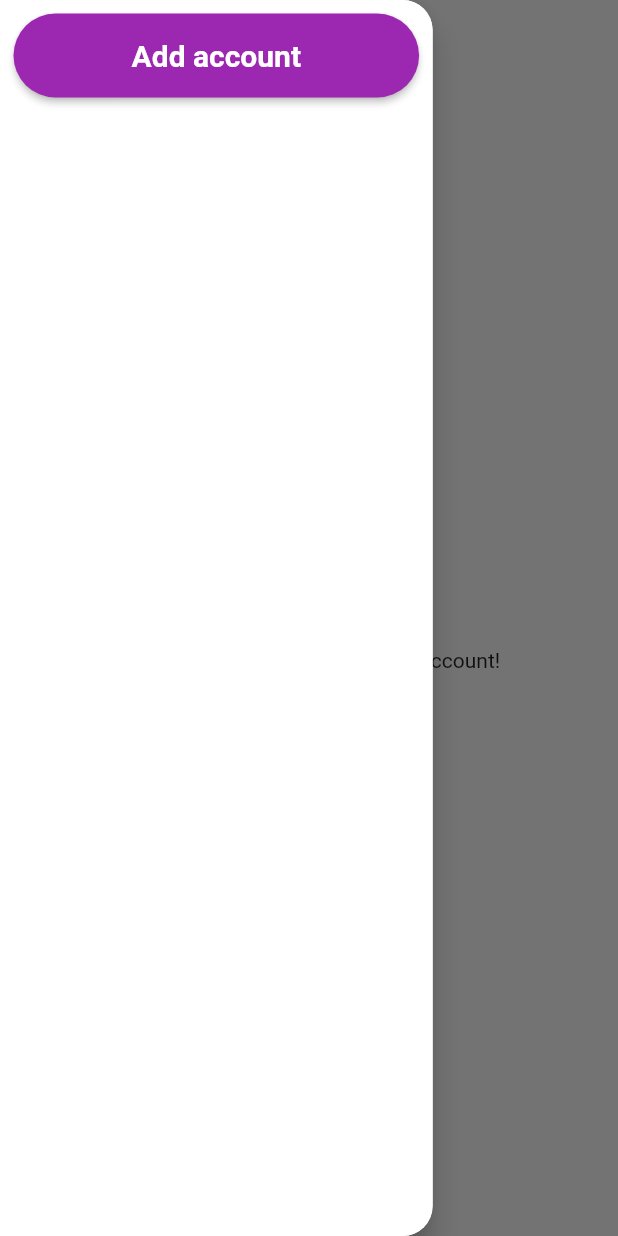
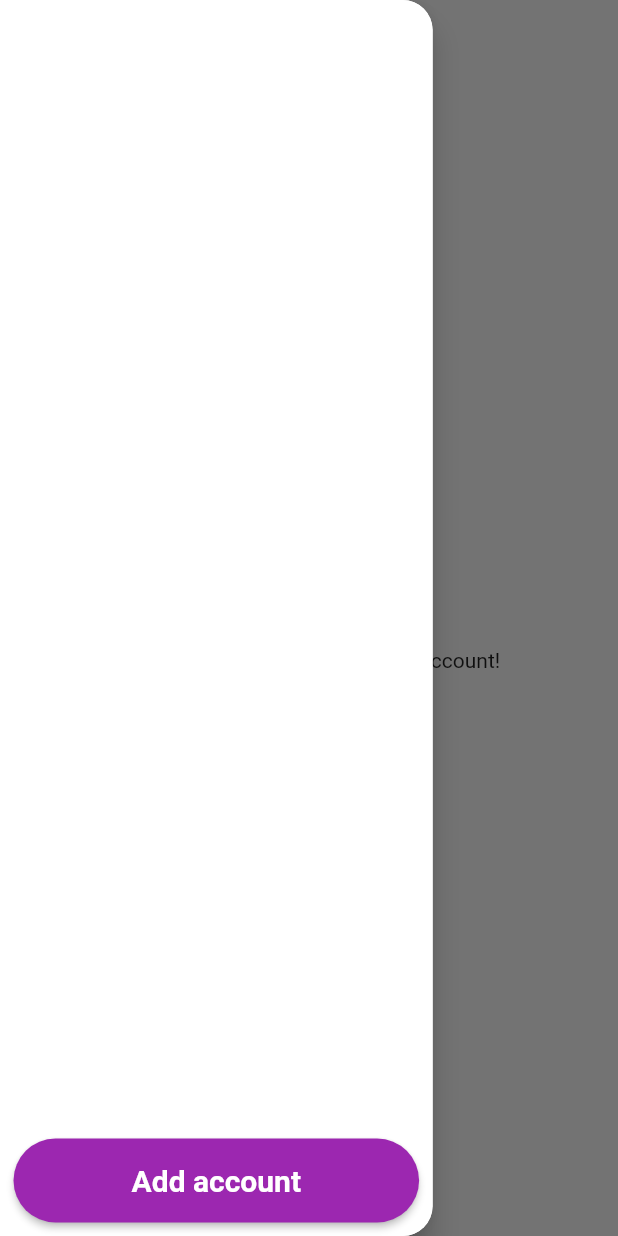
Before and after one commit to tauqeerkhattak/email_app, a Flutter app: the Home screen opened directly, after a tap on the "dehaze" icon, on a phone screen of 412 x 824 dp. Run offline on Flutter 3.47's test engine with Material 2 defaults, Android fonts, the light colour scheme and no system bars; our stand-ins replace cloud_firestore, equatable, firebase_auth, firebase_core, firebase_crashlytics, flutter_riverpod and 3 more; missing offline and left inert: flutter_inappwebview, universal_html; accounts and stored records are empty.

Commit message:
subject work - #1

```diff
--- a/lib/models/messages_model.dart
+++ b/lib/models/messages_model.dart
@@ -34,25 +34,25 @@ class MessageModel {
 class Messages {
   String? id;
   String? threadId;
-  String? subject;
+  String? snippet;
 
   Messages({
     this.id,
     this.threadId,
-    this.subject,
+    this.snippet,
   });
 
   Messages.fromJson(Map<String, dynamic> json) {
     id = json['id'];
     threadId = json['threadId'];
-    subject = json['subject'];
+    snippet = json['subject'];
   }
 
   Map<String, dynamic> toJson() {
     final Map<String, dynamic> data = <String, dynamic>{};
     data['id'] = id;
     data['threadId'] = threadId;
-    data['subject'] = subject;
+    data['snippet'] = snippet;
     return data;
   }
 }
--- a/lib/models/user_model.dart
+++ b/lib/models/user_model.dart
@@ -23,6 +23,14 @@ class UserModel extends Equatable {
     };
   }
 
+  factory UserModel.fromJson(Map<String, dynamic> data) {
+    return UserModel(
+      uid: data['uid'],
+      email: data['email'],
+      name: data['name'],
+    );
+  }
+
   @override
   List<String> get props => [uid, email, name];
 }
--- a/lib/services/api_service.dart
+++ b/lib/services/api_service.dart
@@ -78,22 +78,6 @@ class ApiService extends BaseService {
           );
           final json = jsonDecode(response.body);
           final message = MessageModel.fromJson(json);
-          for (int i = 0; i < (message.messages?.length ?? 0); i++) {
-            final id = message.messages?[i].id;
-            if (id != null) {
-              final mail = await loadMail(id, MailFormat.metadata, 'Subject');
-              final headers = mail.payload?.headers?.where((element) {
-                    return element.name == 'Subject';
-                  }) ??
-                  [];
-              if (headers.isNotEmpty) {
-                log('Subject: ${headers.first.value}');
-                message.messages?[i].subject = headers.first.value;
-              } else {
-                log('No subject!');
-              }
-            }
-          }
           return message;
         } else {
           log('No account found!');
--- a/lib/services/firestore_service.dart
+++ b/lib/services/firestore_service.dart
@@ -46,6 +46,13 @@ class FirebaseService extends BaseService {
     log('User: ${user.user?.email}');
   }
 
+  Future<UserModel?> getCurrentUser() async {
+    final uid = _auth.currentUser!.uid;
+    final doc = await _db.collection('users').doc(uid).get();
+    final data = doc.data();
+    return data != null ? UserModel.fromJson(data) : null;
+  }
+
   Future<void> saveAccount({required AccessToken token}) async {
     await safeFunction(() async {
       final doc = _db
--- a/lib/ui/common/app_drawer.dart
+++ b/lib/ui/common/app_drawer.dart
@@ -4,9 +4,13 @@ import 'package:flutter/material.dart';
 import 'package:flutter_riverpod/flutter_riverpod.dart';
 import 'package:universal_html/html.dart' as html;
 
+import '../../models/user_model.dart';
 import '../../resources/constants.dart';
+import '../../services/firestore_service.dart';
+import '../../services/service_locator.dart';
 import '../pages/home/home.dart';
 import '../pages/webview_page/webview_page.dart';
+import '../theme/app_theme.dart';
 import 'app_button.dart';
 
 class AppDrawer extends ConsumerWidget {
@@ -53,6 +57,7 @@ class AppDrawer extends ConsumerWidget {
   Widget build(BuildContext context, WidgetRef ref) {
     final size = MediaQuery.of(context).size;
     return SafeArea(
+      key: const PageStorageKey('Drawer'),
       child: PhysicalModel(
         color: Colors.white,
         elevation: 8.0,
@@ -74,6 +79,8 @@ class AppDrawer extends ConsumerWidget {
             padding: const EdgeInsets.all(9.0),
             child: Column(
               children: [
+                _buildName(),
+                const Spacer(),
                 _buildAddAccountButton(context, ref),
               ],
             ),
@@ -89,4 +96,33 @@ class AppDrawer extends ConsumerWidget {
       label: 'Add account',
     );
   }
+
+  Widget _buildName() {
+    return FutureBuilder<UserModel?>(
+      future: serviceGetter<FirebaseService>().getCurrentUser(),
+      builder: (context, snapshot) {
+        if (snapshot.hasData) {
+          return ListTile(
+            title: Center(
+              child: Text(
+                snapshot.data!.name,
+                style: TextStyle(
+                  color: AppTheme.appColor(context).primary,
+                  fontWeight: FontWeight.w700,
+                  fontSize: 25,
+                ),
+              ),
+            ),
+            subtitle: Center(
+              child: Text(
+                snapshot.data!.email,
+              ),
+            ),
+          );
+        } else {
+          return const SizedBox.shrink();
+        }
+      },
+    );
+  }
 }
--- a/lib/ui/pages/home/home.dart
+++ b/lib/ui/pages/home/home.dart
@@ -109,7 +109,7 @@ class _HomeState extends ConsumerState<Home> {
         elevation: 10.0,
         child: ListTile(
           onTap: () => _onMessageTap(message),
-          title: Text('${message.subject}'),
+          title: Text('${message.snippet}'),
         ),
       ),
     );
```
